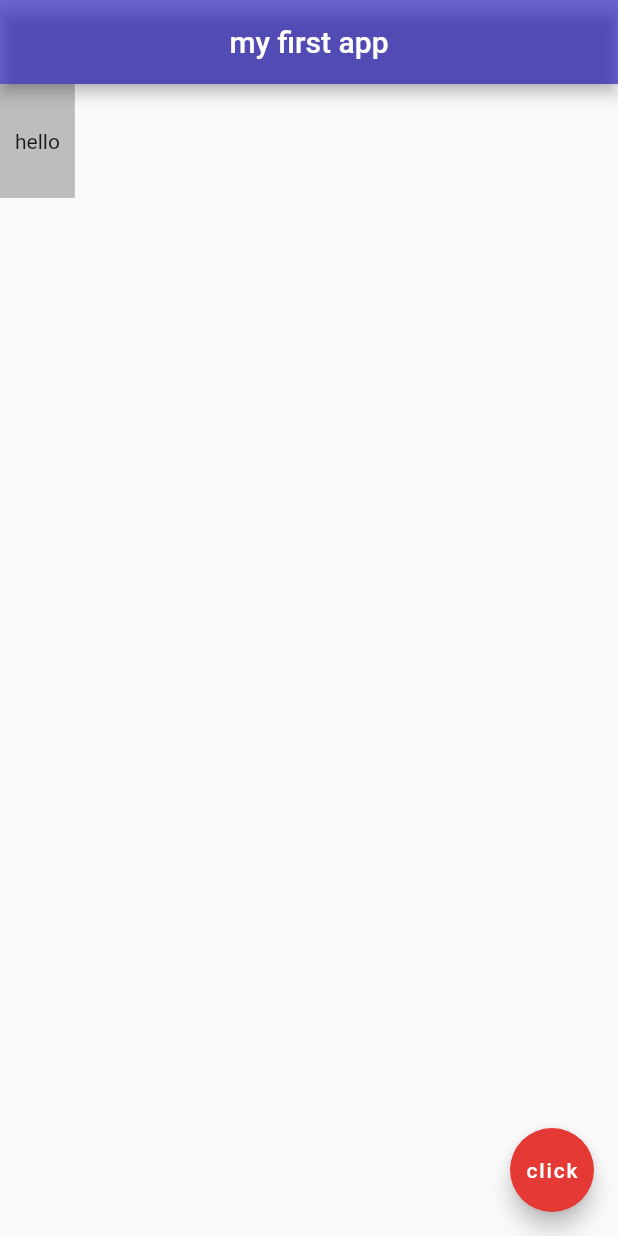
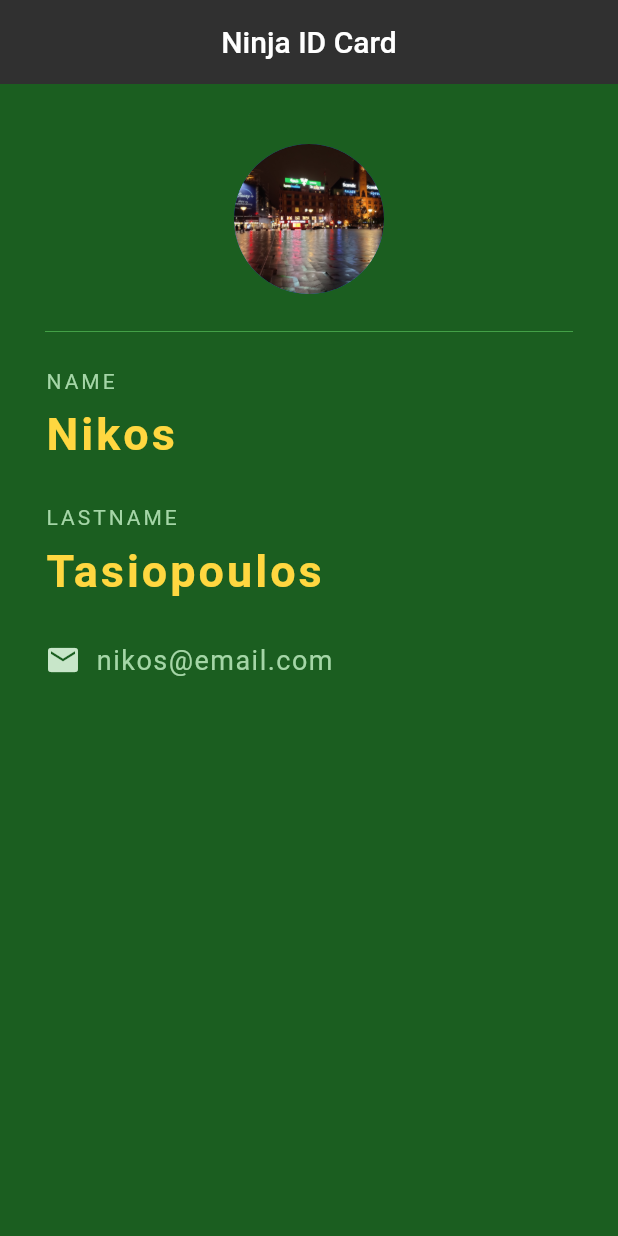
Before and after one commit to nikolastas/grocess-app, a Flutter app: the screen it shows after launch, on a phone screen of 412 x 824 dp. Run offline on Flutter 3.47's test engine with Material 2 defaults, Android fonts, the phone set to English and light mode, and no system bars.

Commit message:
lesson 15

```diff
--- a/lib/main.dart
+++ b/lib/main.dart
@@ -1,29 +1,93 @@
 import 'package:flutter/material.dart';
 
 void main() => runApp(MaterialApp(
-  home: Home()
+  home: NinjaCrad(),
 ));
 
-class Home extends StatelessWidget{
+class NinjaCrad extends StatelessWidget {
   @override
-  Widget build(BuildContext context) {
+  Widget build(BuildContext context){
     return Scaffold(
+      backgroundColor: Colors.green[900],
       appBar: AppBar(
-      title: Text('my first app'),
+        title: Text('Ninja ID Card'),
         centerTitle: true,
-      backgroundColor: Color.fromARGB(150, 12, 0, 179)
+        backgroundColor: Colors.grey[850],
+        elevation: 0,
       ),
-    body: Container(
-      padding: EdgeInsets.symmetric(horizontal: 10.0, vertical: 30.0),
-      color: Colors.grey[400],
-      child: Text('hello'),
-
+      body: Padding(
+        padding: EdgeInsets.fromLTRB(30, 40, 30, 0),
+        child: Column(
+          crossAxisAlignment: CrossAxisAlignment.start,
+          children: [
+            Center(
+              child: CircleAvatar(
+                backgroundImage: AssetImage('assets/image1.jpg'),
+                radius: 50,
               ),
-    floatingActionButton: FloatingActionButton(
-      backgroundColor: Colors.red[600],
-      onPressed: () {  },
-      child: Text('click'),
             ),
+            Divider(
+              height: 50,
+              color: Colors.green[600],
+            ),
+            Text(
+              'NAME',
+              style: TextStyle(
+                color: Colors.green[200],
+                letterSpacing: 2,
+              ),
+            ),
+            SizedBox( height:10),
+            Text(
+              'Nikos',
+              style: TextStyle(
+                color: Colors.amberAccent[200],
+                letterSpacing: 2,
+                fontSize: 30,
+                fontWeight: FontWeight.bold,
+              ),
+            ),
+            SizedBox( height:30),
+            Text(
+              'LASTNAME',
+              style: TextStyle(
+                color: Colors.green[200],
+                letterSpacing: 2,
+              ),
+            ),
+            SizedBox( height:10),
+            Text(
+              'Tasiopoulos',
+              style: TextStyle(
+                color: Colors.amberAccent[200],
+                letterSpacing: 2,
+                fontSize: 30,
+                fontWeight: FontWeight.bold,
+              ),
+            ),
+            SizedBox(
+              height:30
+              ),
+              Row(
+                children: [
+                  Icon(
+                    Icons.email,
+                    color: Colors.green[100],
+                  ),
+                  SizedBox( width: 10),
+                  Text(
+                    'nikos@email.com',
+                    style: TextStyle(
+                      color: Colors.green[200],
+                      fontSize: 18,
+                      letterSpacing: 1
+                    ),
+                  )
+                ],
+              )
+          ],
+        ),
+      )
     );
   }
 }
```
Lines whose indentation alone changed are shown as unchanged.
